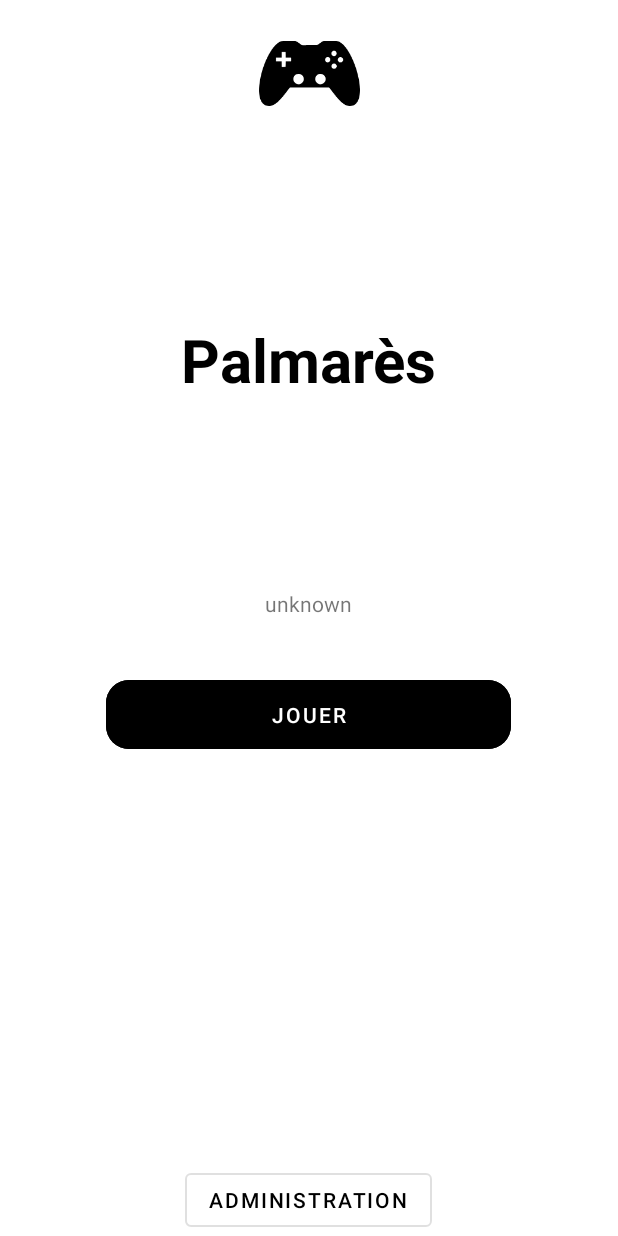
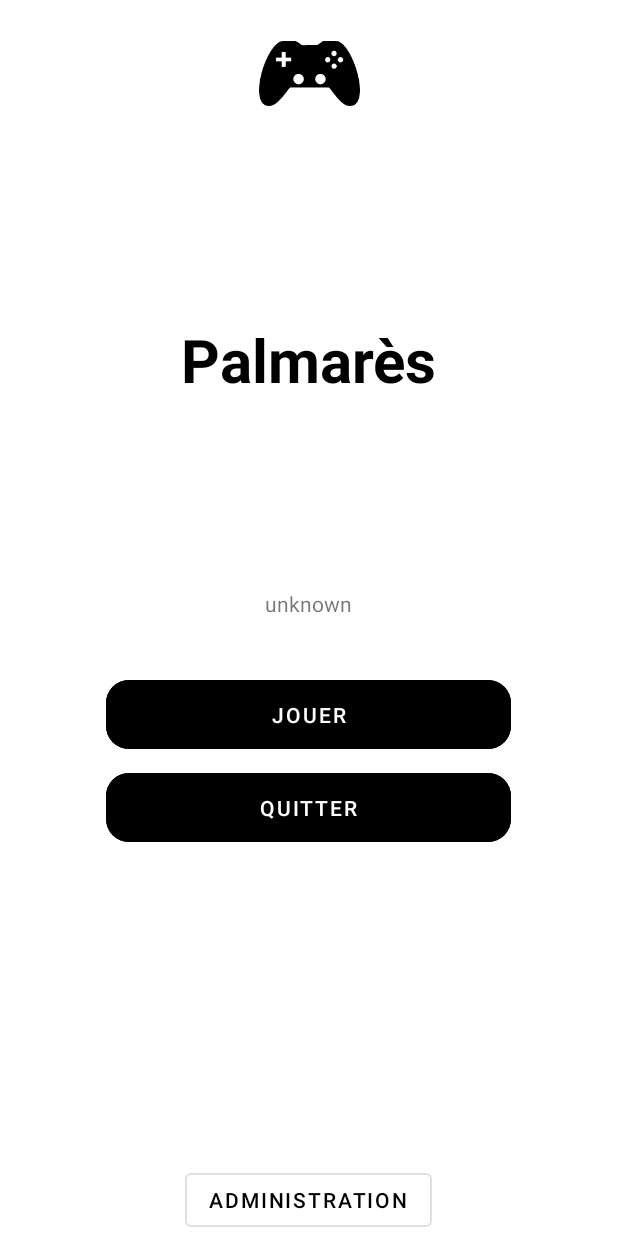
Before and after one commit to LoanCB/Projet_android, an Android app: the HomeFragment screen opened through its navigation route, on a phone screen of 412 x 824 dp. Run offline under Robolectric (Android 15) with nearby library versions, the phone set to English and light mode, and no system bars.

Commit message:
quit button on home page

```diff
--- a/app/src/main/java/com/formation/sciencesufinalapp/ui/game/GameFragment.kt
+++ b/app/src/main/java/com/formation/sciencesufinalapp/ui/game/GameFragment.kt
@@ -115,7 +115,6 @@ class GameFragment : Fragment() {
     private fun exitGame() {
         val action = GameFragmentDirections.actionGameFragmentToHomeFragment()
         view?.findNavController()?.navigate(action)
-//        activity?.finish()
     }
 
     override fun onDetach() {
--- a/app/src/main/java/com/formation/sciencesufinalapp/ui/game/GameViewModel.kt
+++ b/app/src/main/java/com/formation/sciencesufinalapp/ui/game/GameViewModel.kt
@@ -29,9 +29,6 @@ class GameViewModel : ViewModel(){
     private val _savedGames = MutableLiveData<MutableList<Map<String,String>>>(mutableListOf())
     val savedGames: LiveData<MutableList<Map<String,String>>>
         get() = _savedGames
-
-//    private var allWordsList: MutableList<String> = mutableListOf("Siamois","Persan",
-//        "Angora","Main coon","sacré de Birmanie", "Sphinx", "Bleu")
 
     // List of words used in the game
     private var wordsList: MutableList<String> = mutableListOf()
--- a/app/src/main/java/com/formation/sciencesufinalapp/ui/home/HomeFragment.kt
+++ b/app/src/main/java/com/formation/sciencesufinalapp/ui/home/HomeFragment.kt
@@ -46,6 +46,10 @@ class HomeFragment : Fragment() {
             view.findNavController().navigate(action)
         }
 
+        binding.exitButton.setOnClickListener {
+            activity?.finish()
+        }
+
         viewModel.currentPlayer.observe(viewLifecycleOwner) { playerName ->
             binding.helloText.text = playerName
         }
--- a/app/src/main/res/layout/fragment_home.xml
+++ b/app/src/main/res/layout/fragment_home.xml
@@ -47,10 +47,10 @@
         android:layout_width="270dp"
         android:layout_height="58dp"
         android:layout_marginTop="16dp"
-        android:backgroundTint="#000000"
+        android:backgroundTint="@color/black"
+        android:textColor="@color/white"
+        app:cornerRadius="15dp"
         android:text="Jouer"
-        android:textColor="#FFFFFF"
-        app:cornerRadius="15dp"
         app:layout_constraintEnd_toEndOf="parent"
         app:layout_constraintHorizontal_bias="0.496"
         app:layout_constraintStart_toStartOf="parent"
@@ -67,8 +67,7 @@
         app:layout_constraintEnd_toEndOf="parent"
         app:layout_constraintHorizontal_bias="0.498"
         app:layout_constraintStart_toStartOf="parent"
-        app:layout_constraintTop_toBottomOf="@+id/outlinedButton2"
-        app:layout_constraintVertical_bias="1.0" />
+        app:layout_constraintTop_toBottomOf="@+id/button" />
 
     <ImageView
         android:id="@+id/imageView3"
@@ -94,5 +93,20 @@
         app:layout_constraintStart_toStartOf="parent"
         app:layout_constraintTop_toBottomOf="@+id/imageView3" />
 
+    <Button
+        android:id="@+id/exitButton"
+        style="?attr/materialButtonOutlinedStyle"
+        android:layout_width="270dp"
+        android:layout_height="58dp"
+        android:layout_marginTop="4dp"
+        android:backgroundTint="@color/black"
+        android:text="Quitter"
+        android:textColor="@color/white"
+        app:cornerRadius="15dp"
+        app:layout_constraintEnd_toEndOf="parent"
+        app:layout_constraintHorizontal_bias="0.496"
+        app:layout_constraintStart_toStartOf="parent"
+        app:layout_constraintTop_toBottomOf="@+id/outlinedButton2" />
+
 
 </androidx.constraintlayout.widget.ConstraintLayout>
```
